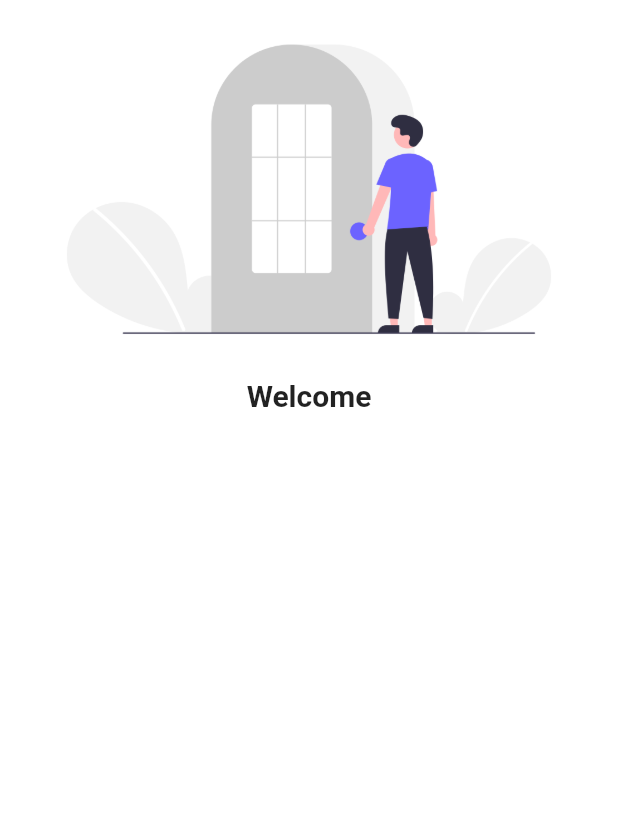
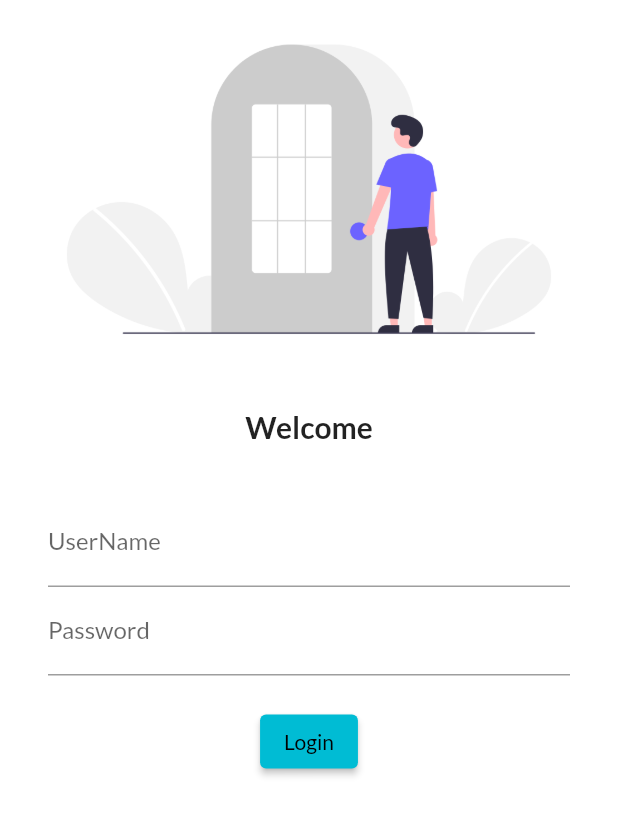
Before and after one commit to shivamyadav37/flutter_catalog, a Flutter app: the screen it shows after launch, on a phone screen of 412 x 824 dp. Shown: the top 816 px of the screen. Run offline on Flutter 3.47's test engine with Material 2 defaults, Android fonts, the phone set to English and light mode, and no system bars; our stand-ins replace google_fonts.

Commit message:
worked on buttons

```diff
--- a/lib/main.dart
+++ b/lib/main.dart
@@ -17,9 +17,12 @@ class MyApp extends StatelessWidget {
       themeMode: ThemeMode.light,
       theme: ThemeData(
         primarySwatch: Colors.cyan,
-        primaryTextTheme: GoogleFonts.latoTextTheme(),
+        fontFamily: GoogleFonts.lato().fontFamily,
+        //primaryTextTheme: GoogleFonts.latoTextTheme()
       ),
+
       darkTheme: ThemeData(brightness: Brightness.dark),
+
       //initialRoute: "/home",
       routes: {
         "/": (context) => LoginPage(),
--- a/lib/pages/loginpage.dart
+++ b/lib/pages/loginpage.dart
@@ -11,12 +11,48 @@ class LoginPage extends StatelessWidget {
               "assets/images/login_img.png",
               fit: BoxFit.cover,
             ),
+            SizedBox(
+              height: 20,
+            ),
             Text(
               "Welcome",
               style: TextStyle(
                 fontSize: 20,
                 fontWeight: FontWeight.bold,
               ),
+            ),
+            SizedBox(
+              height: 20,
+            ),
+            Padding(
+              padding:
+                  const EdgeInsets.symmetric(vertical: 16.0, horizontal: 32.0),
+              child: Column(
+                children: [
+                  TextFormField(
+                    decoration: InputDecoration(
+                      hintText: "Enter username",
+                      labelText: "UserName",
+                    ),
+                  ),
+                  TextFormField(
+                    obscureText: true,
+                    decoration: InputDecoration(
+                      hintText: "Enter Password",
+                      labelText: "Password",
+                    ),
+                  ),
+                  SizedBox(
+                    height: 20,
+                  ),
+                  ElevatedButton(
+                    child: Text("Login"),
+                    onPressed: () {
+                      print("Success");
+                    },
+                  ),
+                ],
+              ),
             )
           ],
         ));
```
